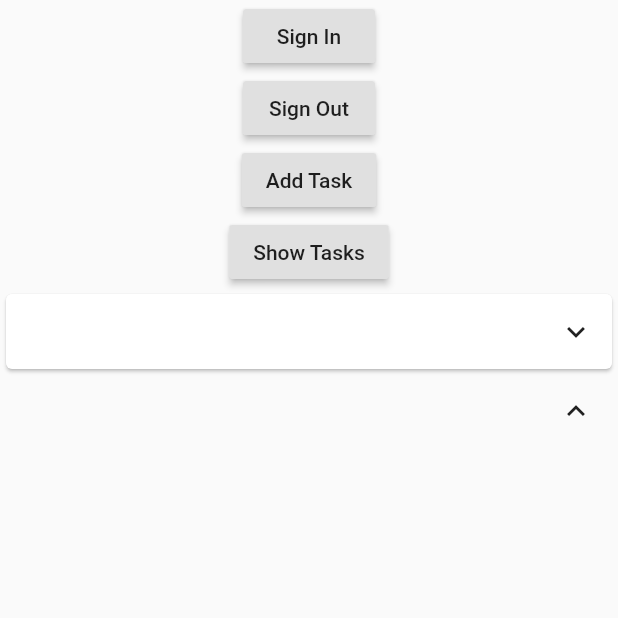
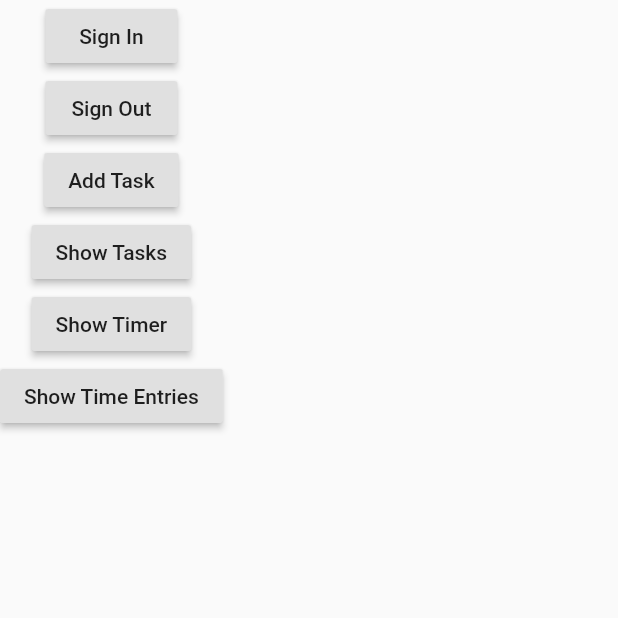
Before and after one commit to Z-inator/productivity_app, a Flutter app: the screen it shows once a user with an empty profile is signed in, on a phone screen of 412 x 824 dp, the top half of it. Run offline on Flutter 3.47's test engine with Material 2 defaults, Android fonts, the phone set to English and light mode, and no system bars; our stand-ins replace cloud_firestore, firebase_auth, firebase_core, fl_chart, flutter_animation_progress_bar, google_sign_in and 1 more; accounts and stored records are empty.

```diff
--- a/lib/screens/test_screen.dart
+++ b/lib/screens/test_screen.dart
@@ -6,6 +6,8 @@ import 'package:productivity_app/services/database.dart';
 import 'package:productivity_app/models/projects.dart';
 import 'package:productivity_app/services/projects_data.dart';
 import 'package:productivity_app/services/tasks_data.dart';
+import 'package:productivity_app/services/timer.dart';
+import 'package:productivity_app/services/times_data.dart';
 import 'package:provider/provider.dart';
 import 'package:cloud_firestore/cloud_firestore.dart';
 
@@ -32,7 +34,6 @@ class TestScreen extends StatefulWidget {
 
 class _TestScreenState extends State<TestScreen> {
   int counter = 0;
-  double _bodyHeight = 0.0;
 
   @override
   Widget build(BuildContext context) {
@@ -70,61 +71,34 @@ class _TestScreenState extends State<TestScreen> {
                 return showModalBottomSheet(
                     context: context,
                     builder: (BuildContext context) {
-                      // CollectionReference projects = FirebaseFirestore.instance
-                      //     .collection('users')
-                      //     .doc(user.uid)
-                      //     .collection('projects');
                       return TasksStream(
                         user: user,
                       );
                     });
               },
               child: Text('Show Tasks')),
-          Card(
-            child: new Container(
-              height: 50.0,
-              child: new Row(
-                mainAxisAlignment: MainAxisAlignment.end,
-                children: <Widget>[
-                  new IconButton(
-                    icon: new Icon(Icons.keyboard_arrow_down),
+          RaisedButton(
               onPressed: () {
-                      setState(() {
-                        this._bodyHeight = 300.0;
+                print(user.uid);
+                return showModalBottomSheet(
+                    context: context,
+                    builder: (BuildContext context) {
+                      return TimerWidget(
+                        user: user,
+                      );
                     });
               },
-                  )
-                ],
-              ),
-            ),
-          ),
-          Card(
-            child: new AnimatedContainer(
-              child: new Row(
-                mainAxisAlignment: MainAxisAlignment.end,
-                crossAxisAlignment: CrossAxisAlignment.start,
-                children: <Widget>[
-                  Column(children: [
-                    TasksTestStream(
-                      user: user,
-                    )
-                  ]),
-                  new IconButton(
-                    icon: new Icon(Icons.keyboard_arrow_up),
+              child: Text('Show Timer')),
+          RaisedButton(
               onPressed: () {
-                      setState(() {
-                        this._bodyHeight = 0.0;
+                print(user.uid);
+                return showModalBottomSheet(
+                    context: context,
+                    builder: (BuildContext context) {
+                      return TimeEntryStream(user: user);
                     });
               },
-                  ),
-                ],
-              ),
-              curve: Curves.easeInOut,
-              duration: const Duration(milliseconds: 500),
-              height: _bodyHeight,
-              // color: Colors.red,
-            ),
-          ),
+              child: Text('Show Time Entries')),
         ],
       ),
     )));
--- a/lib/services/projects_data.dart
+++ b/lib/services/projects_data.dart
@@ -23,8 +23,8 @@ class ProjectService {
 
   // Add Project
   Future<void> addProject(
-      {String projectName = '',
-      int projectColor = 0,
+      {String projectName,
+      int projectColor,
       int projectTime = 0}) async {
     return await _getProjectReference()
         .add({
@@ -43,7 +43,7 @@ class ProjectService {
 
   // Update Project
   Future<void> updateProject(
-      {String projectID, String projectName = '', int projectColor = 0}) async {
+      {String projectID, String projectName, int projectColor}) async {
     return await _getProjectReference()
         .doc(projectID)
         .update({'projectName': projectName, 'projectColor': projectColor});
```
Also changed, not shown: lib/services/tasks_data.dart (+6 -13 lines), lib/services/timer.dart (+12 -7 lines), lib/services/times_data.dart (+10 -1 lines). Lines whose indentation alone changed are shown as unchanged.
